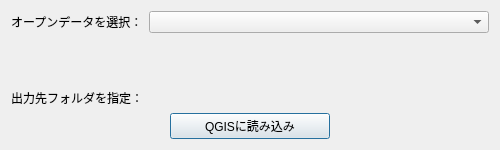
First picture: the form in gtfs_viewer_dialog_base.ui, repository MIERUNE/GTFS-GO, before the edit.
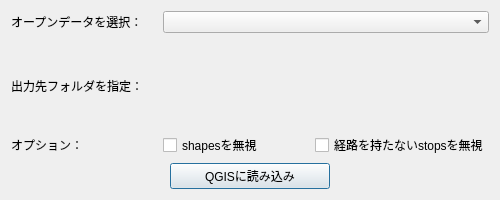
Second picture: the form after the edit. Custom widgets are drawn as their Qt base class.

```diff
--- a/gtfs_viewer_dialog_base.ui
+++ b/gtfs_viewer_dialog_base.ui
@@ -7,13 +7,13 @@
     <x>0</x>
     <y>0</y>
     <width>500</width>
-    <height>150</height>
+    <height>200</height>
    </rect>
   </property>
   <property name="minimumSize">
    <size>
     <width>500</width>
-    <height>150</height>
+    <height>200</height>
    </size>
   </property>
   <property name="windowTitle">
@@ -22,25 +22,18 @@
   <layout class="QVBoxLayout" name="verticalLayout_2">
    <item>
     <layout class="QGridLayout" name="gridLayout">
-     <item row="1" column="1">
-      <widget class="QgsFileWidget" name="zipFileWidget">
-       <property name="enabled">
-        <bool>false</bool>
+     <item row="4" column="1">
+      <spacer name="verticalSpacer_2">
+       <property name="orientation">
+        <enum>Qt::Vertical</enum>
        </property>
-       <property name="options">
-        <set>QFileDialog::ReadOnly</set>
+       <property name="sizeHint" stdset="0">
+        <size>
+         <width>20</width>
+         <height>40</height>
+        </size>
        </property>
-      </widget>
-     </item>
-     <item row="0" column="1">
-      <widget class="QComboBox" name="comboBox">
-       <property name="sizePolicy">
-        <sizepolicy hsizetype="Expanding" vsizetype="Fixed">
-         <horstretch>0</horstretch>
-         <verstretch>0</verstretch>
-        </sizepolicy>
-       </property>
-      </widget>
+      </spacer>
      </item>
      <item row="0" column="0">
       <widget class="QLabel" name="label_2">
@@ -56,30 +49,69 @@
        </property>
       </widget>
      </item>
-     <item row="3" column="1">
+     <item row="2" column="1">
+      <spacer name="verticalSpacer">
+       <property name="orientation">
+        <enum>Qt::Vertical</enum>
+       </property>
+       <property name="sizeHint" stdset="0">
+        <size>
+         <width>20</width>
+         <height>40</height>
+        </size>
+       </property>
+      </spacer>
+     </item>
+     <item row="5" column="0">
+      <widget class="QLabel" name="label_3">
+       <property name="text">
+        <string>オプション：</string>
+       </property>
+      </widget>
+     </item>
+     <item row="5" column="1">
+      <widget class="QCheckBox" name="ignoreShapesCheckbox">
+       <property name="text">
+        <string>shapesを無視</string>
+       </property>
+      </widget>
+     </item>
+     <item row="5" column="2">
+      <widget class="QCheckBox" name="ignoreNoRouteStopsCheckbox">
+       <property name="text">
+        <string>経路を持たないstopsを無視</string>
+       </property>
+      </widget>
+     </item>
+     <item row="3" column="1" colspan="2">
       <widget class="QgsFileWidget" name="outputDirFileWidget">
        <property name="storageMode">
         <enum>QgsFileWidget::GetDirectory</enum>
        </property>
       </widget>
      </item>
-     <item row="2" column="1">
-      <spacer name="verticalSpacer">
-       <property name="orientation">
-        <enum>Qt::Vertical</enum>
+     <item row="1" column="1" colspan="2">
+      <widget class="QgsFileWidget" name="zipFileWidget">
+       <property name="enabled">
+        <bool>false</bool>
        </property>
-       <property name="sizeHint" stdset="0">
-        <size>
-         <width>20</width>
-         <height>40</height>
-        </size>
+       <property name="options">
+        <set>QFileDialog::ReadOnly</set>
        </property>
-      </spacer>
+      </widget>
+     </item>
+     <item row="0" column="1" colspan="2">
+      <widget class="QComboBox" name="comboBox">
+       <property name="sizePolicy">
+        <sizepolicy hsizetype="Expanding" vsizetype="Fixed">
+         <horstretch>0</horstretch>
+         <verstretch>0</verstretch>
+        </sizepolicy>
+       </property>
+      </widget>
      </item>
     </layout>
    </item>
-   <item>
-    <layout class="QVBoxLayout" name="verticalLayout">
      <item>
       <layout class="QHBoxLayout" name="horizontalLayout_5">
        <item>
@@ -120,8 +152,6 @@
           </size>
          </property>
         </spacer>
-       </item>
-      </layout>
      </item>
     </layout>
    </item>
```
Lines whose indentation alone changed are shown as unchanged.
